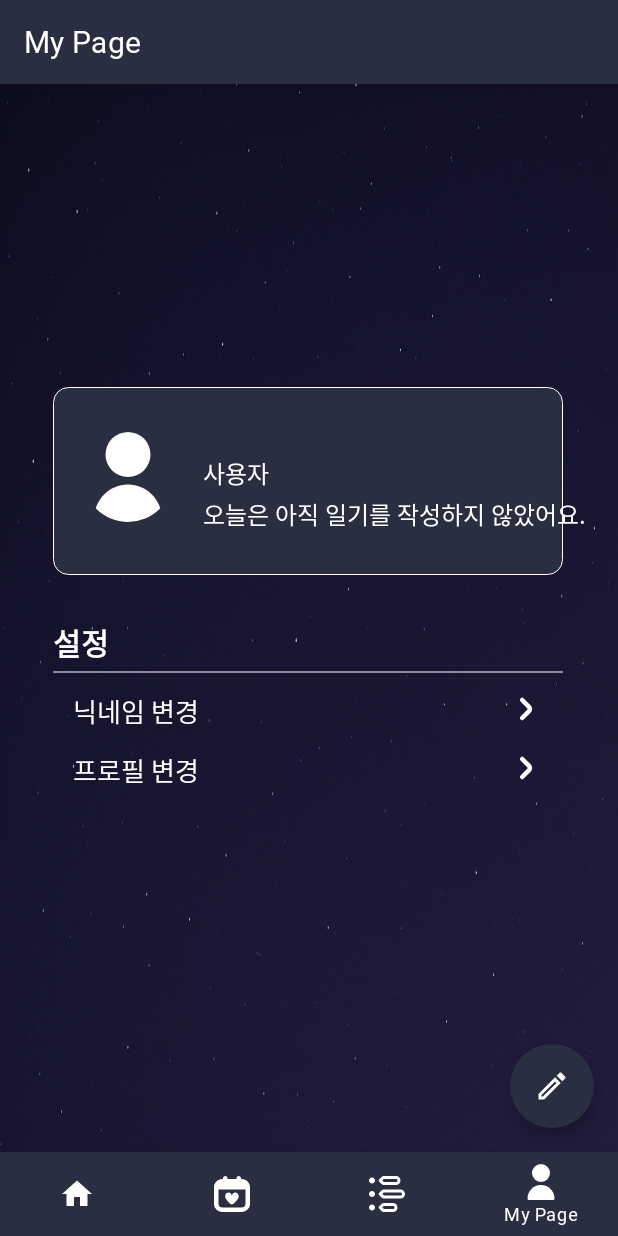
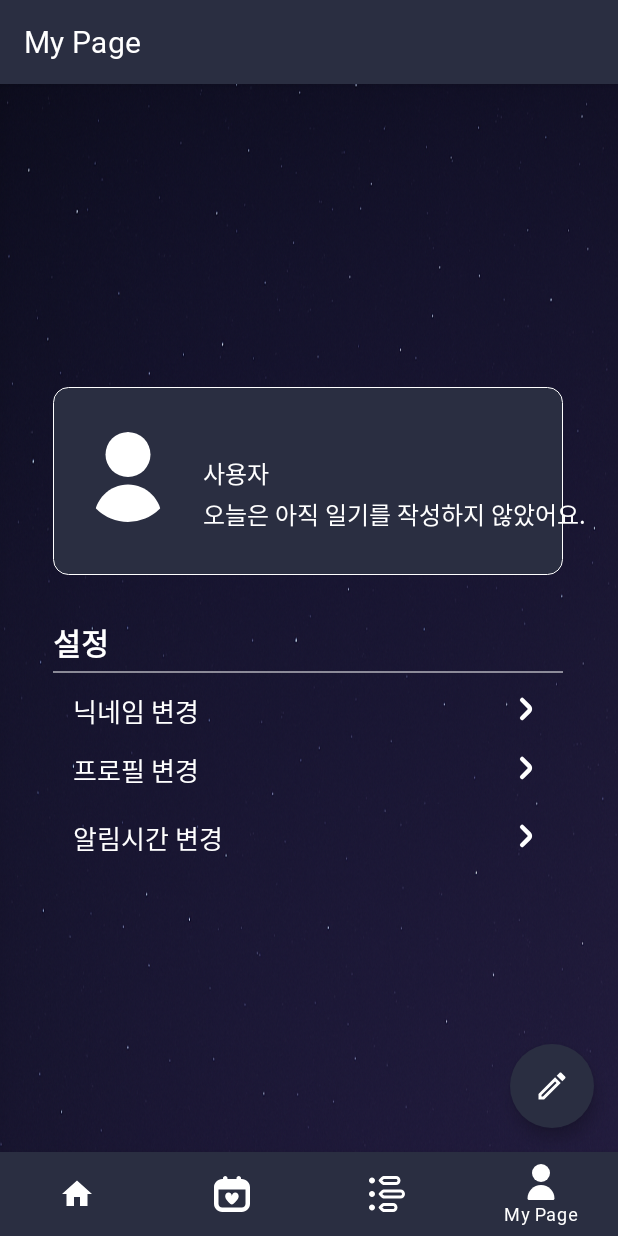
Before and after one commit to 25-Gachon-MobileProgramming/EmoTa-Diary, an Android app: the MyPageFragment screen opened through its navigation route, on a phone screen of 412 x 824 dp. Run offline under Robolectric (Android 15) with nearby library versions, the phone set to English and light mode, and no system bars; our stand-ins replace CircleImageView, Room's generated code, navigation-ui; pictures from the network do not load; Roboto replaces fonts that are not available here.

Commit message:
알림 기능 완료
일단 설정한 시간에 알림이 오는건 확인했는데 다음날 같은시간에 다시 오는지는 확인을 못했습니다

```diff
--- a/app/src/main/java/kr/co/gachon/emotion_diary/notification/DiaryAlarmReceiver.java
+++ b/app/src/main/java/kr/co/gachon/emotion_diary/notification/DiaryAlarmReceiver.java
@@ -19,6 +19,7 @@ import java.time.LocalDate;
 import kr.co.gachon.emotion_diary.R;
 import kr.co.gachon.emotion_diary.data.DiaryDao;
 import kr.co.gachon.emotion_diary.data.AppDatabase;
+import kr.co.gachon.emotion_diary.utils.SharedPreferencesUtils;
 
 
 public class DiaryAlarmReceiver extends BroadcastReceiver {
@@ -35,6 +36,9 @@ public class DiaryAlarmReceiver extends BroadcastReceiver {
             if (!isWritten) {
                 sendNotification(context);
 
+                int hour = SharedPreferencesUtils.getHour(context);
+                int minute = SharedPreferencesUtils.getMinute(context);
+                AlarmScheduler.scheduleDiaryReminder(context, hour, minute);
             }
         });
     }
--- a/app/src/main/java/kr/co/gachon/emotion_diary/ui/myPage/MyPageFragment.java
+++ b/app/src/main/java/kr/co/gachon/emotion_diary/ui/myPage/MyPageFragment.java
@@ -8,9 +8,11 @@ import android.content.SharedPreferences;
 import android.net.Uri;
 import android.os.Bundle;
 import android.provider.MediaStore;
+import android.util.Log;
 import android.view.LayoutInflater;
 import android.view.View;
 import android.view.ViewGroup;
+import android.widget.Button;
 import android.widget.EditText;
 import android.widget.ImageButton;
 
@@ -27,7 +29,9 @@ import java.io.InputStream;
 
 import kr.co.gachon.emotion_diary.data.DiaryDao;
 import kr.co.gachon.emotion_diary.databinding.FragmentMypageBinding;
+import kr.co.gachon.emotion_diary.notification.AlarmScheduler;
 import kr.co.gachon.emotion_diary.ui.Remind.WriteRate.RateActivity;
+import kr.co.gachon.emotion_diary.utils.SharedPreferencesUtils;
 
 public class MyPageFragment extends Fragment {
 
@@ -114,6 +118,32 @@ public class MyPageFragment extends Fragment {
 
             builder.show();
         });
+        View notification = binding.notificationTouchView;
+
+
+        notification.setOnClickListener(view -> {
+            binding.timePickerCard.setVisibility(View.VISIBLE);
+        });
+
+        Button cancel = binding.btnCancel;
+        Button confirm = binding.btnConfirm;
+
+        cancel.setOnClickListener(v -> {
+            binding.timePickerCard.setVisibility(View.GONE);
+        });
+
+
+        confirm.setOnClickListener(v -> {
+            int hour = binding.timePicker.getHour();
+            int minute = binding.timePicker.getMinute();
+
+            SharedPreferencesUtils.saveTime(requireContext(), hour, minute);
+            AlarmScheduler.scheduleDiaryReminder(requireContext(), hour, minute);
+
+            Log.d("TimePicker", "선택된 시간: " + hour + ":" + minute);
+
+            binding.timePickerCard.setVisibility(View.GONE);
+        });
 
         return root;
     }
--- a/app/src/main/res/layout/fragment_mypage.xml
+++ b/app/src/main/res/layout/fragment_mypage.xml
@@ -144,6 +144,88 @@
         app:layout_constraintTop_toBottomOf="@+id/nicknameChangeTouchView"
 
         />
+    <!--Notification-->
+    <TextView
+        android:layout_width="340dp"
+        android:layout_height="wrap_content"
+        android:id="@+id/notification"
+        android:text="알림시간 변경"
+        android:textSize="17sp"
+        android:textColor="@color/white"
+        app:layout_constraintStart_toStartOf="@+id/setting"
+        android:layout_marginLeft="13dp"
+        app:layout_constraintTop_toTopOf="@+id/notificationTouchView"
+        android:layout_marginTop="6dp" />
 
+    <ImageView
+        android:id="@+id/notificationRightArrow"
+        android:layout_width="wrap_content"
+        android:layout_height="wrap_content"
+        android:background="@drawable/right_arrow_24dp"
+        app:layout_constraintEnd_toEndOf="parent"
+        app:layout_constraintTop_toTopOf="@id/notification"
+        android:layout_marginRight="50dp"
+        />
+
+    <ImageView
+        android:id="@+id/notificationTouchView"
+        android:layout_width="340dp"
+        android:layout_height="40dp"
+        android:background="@drawable/touch_view"
+        android:layout_marginTop="5dp"
+        app:layout_constraintStart_toStartOf="@+id/notification"
+        app:layout_constraintTop_toBottomOf="@+id/profileImageChangeTouchView"
+
+        />
+    <androidx.cardview.widget.CardView
+        android:id="@+id/timePickerCard"
+        android:layout_width="340dp"
+        android:layout_height="wrap_content"
+        android:visibility="gone"
+        app:cardCornerRadius="12dp"
+        app:cardElevation="8dp"
+        app:layout_constraintTop_toTopOf="parent"
+        app:layout_constraintStart_toStartOf="parent"
+        app:layout_constraintEnd_toEndOf="parent"
+        app:layout_constraintBottom_toBottomOf="parent">
+
+        <LinearLayout
+            android:layout_width="match_parent"
+            android:layout_height="wrap_content"
+            android:padding="16dp"
+            android:orientation="vertical"
+            android:gravity="center_horizontal">
+
+            <TimePicker
+                android:id="@+id/time_picker"
+                android:layout_width="wrap_content"
+                android:layout_height="wrap_content"
+                android:timePickerMode="spinner"/>
+
+            <LinearLayout
+                android:layout_width="match_parent"
+                android:layout_height="wrap_content"
+                android:layout_marginTop="12dp"
+                android:orientation="horizontal"
+                android:gravity="end">
+
+                <Button
+                    android:id="@+id/btn_cancel"
+                    android:layout_width="wrap_content"
+                    android:layout_height="wrap_content"
+                    android:text="취소" />
+
+                <View
+                    android:layout_width="16dp"
+                    android:layout_height="0dp" />
+
+                <Button
+                    android:id="@+id/btn_confirm"
+                    android:layout_width="wrap_content"
+                    android:layout_height="wrap_content"
+                    android:text="확인" />
+            </LinearLayout>
+        </LinearLayout>
+    </androidx.cardview.widget.CardView>
 
 </androidx.constraintlayout.widget.ConstraintLayout>
```
